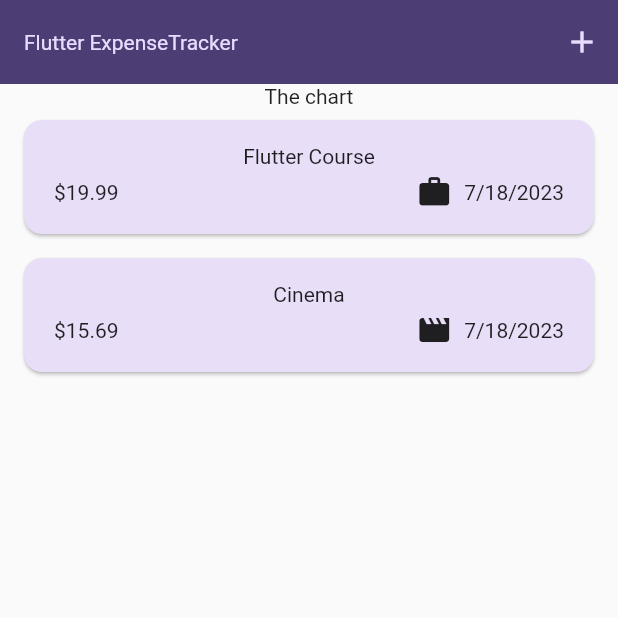
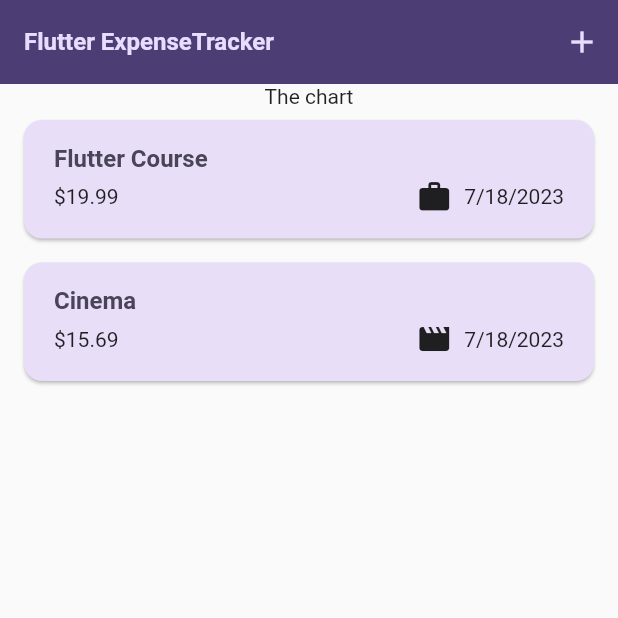
Before and after one commit to ThiagoFabiano/app-controle-de-gastos-Flutter, a Flutter app: the screen it shows after launch, on a phone screen of 412 x 824 dp, the top half of it. Run offline on Flutter 3.47's test engine with Material 2 defaults, Android fonts, the phone set to English and light mode, and no system bars.

Commit message:
layout: ajustes de estilo

```diff
--- a/lib/main.dart
+++ b/lib/main.dart
@@ -27,9 +27,9 @@ void main() {
           ),
           textTheme: ThemeData().textTheme.copyWith(
                 titleLarge: TextStyle(
-                    fontWeight: FontWeight.normal,
+                    fontWeight: FontWeight.bold,
                     color: kColorScheme.onSecondaryContainer,
-                    fontSize: 14),
+                    fontSize: 16),
               ),
         ),
         home: const Expenses()),
--- a/lib/widgets/expenses-list/expense.item.dart
+++ b/lib/widgets/expenses-list/expense.item.dart
@@ -16,8 +16,9 @@ class ExpenseItem extends StatelessWidget {
           vertical: 16,
         ),
         child: Column(
+          crossAxisAlignment: CrossAxisAlignment.start,
           children: [
-            Text(expense.title),
+            Text(expense.title, style: Theme.of(context).textTheme.titleLarge),
             const SizedBox(height: 4),
             Row(
               children: [
--- a/lib/widgets/expenses-list/expenses_list.dart
+++ b/lib/widgets/expenses-list/expenses_list.dart
@@ -12,14 +12,17 @@ class ExpensesList extends StatelessWidget {
   @override
   Widget build(BuildContext context) {
     return Container(
-      // Provide constraints for the ListView
       constraints: BoxConstraints(
         maxHeight:
-            MediaQuery.of(context).size.height, // Adjust the height as needed
+            MediaQuery.of(context).size.height,
       ),
       child: ListView.builder(
         itemCount: expenses.length,
         itemBuilder: (ctx, index) => Dismissible(
+          background: Container(
+              color: Theme.of(context).colorScheme.error.withOpacity(0.75),
+              margin: EdgeInsets.symmetric(horizontal: Theme.of(context).cardTheme.margin!.horizontal),
+          ),
           key: ValueKey(
             expenses[index],
           ),
```
